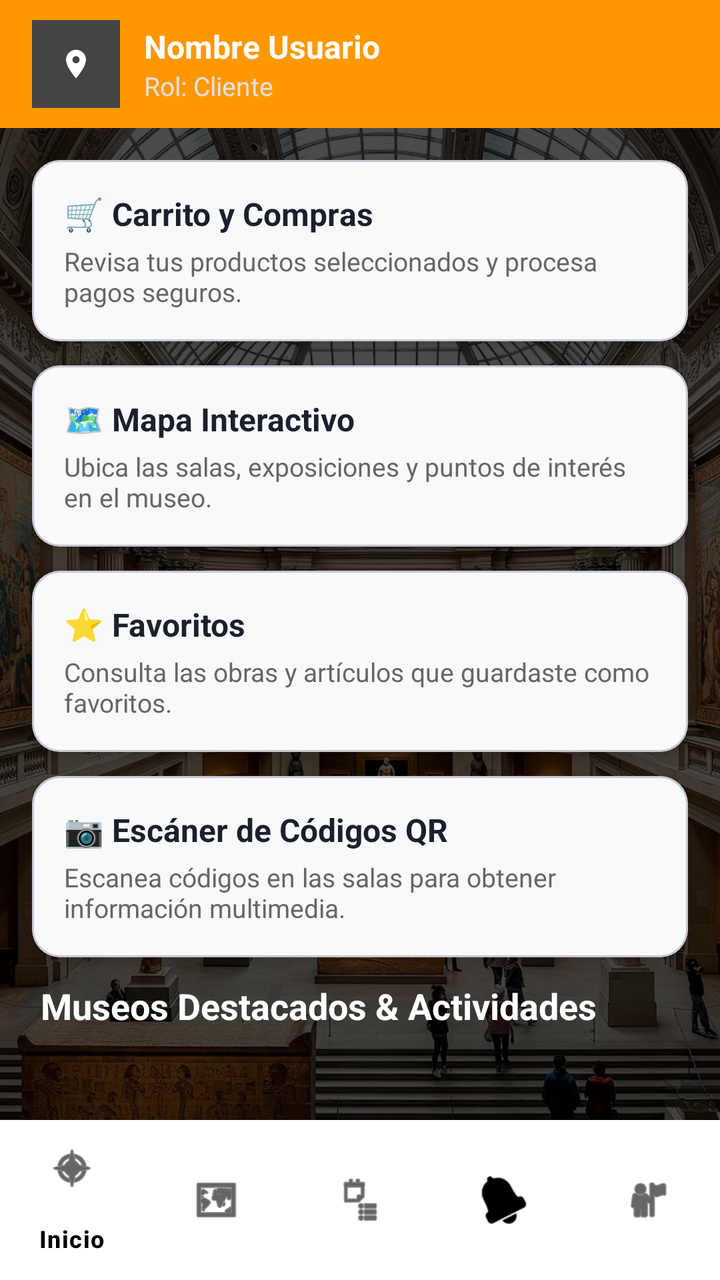
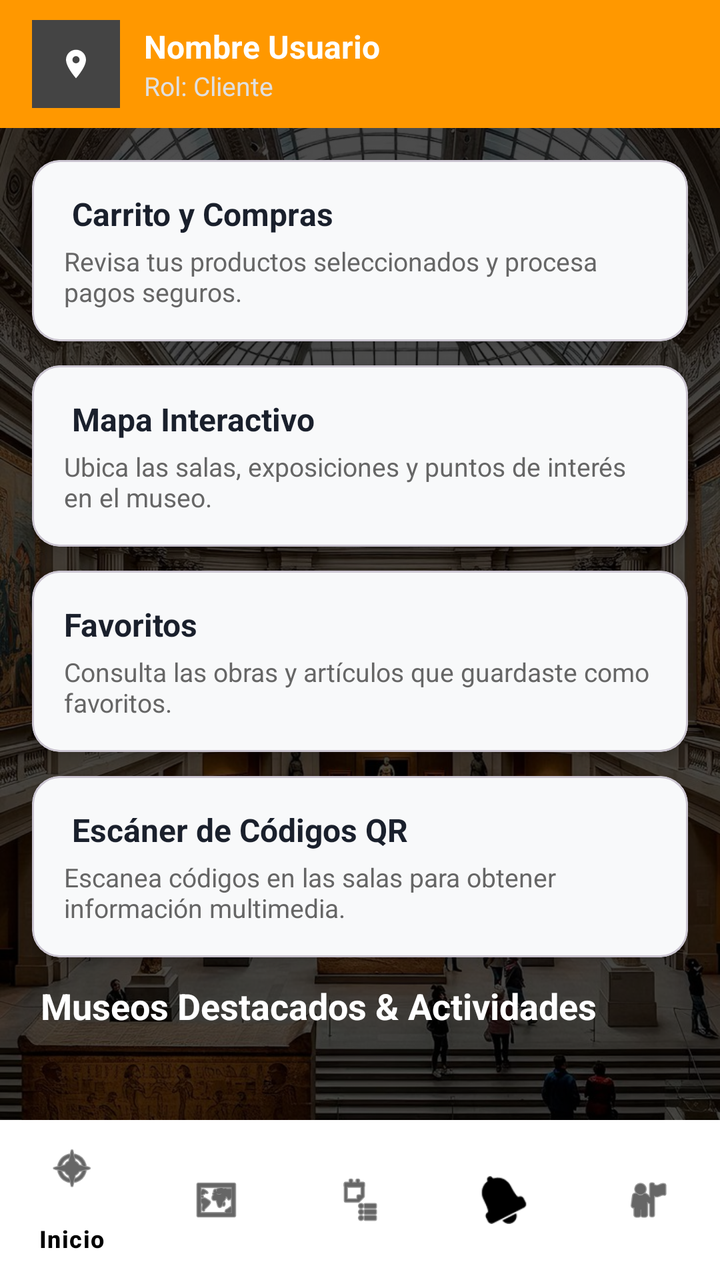

Compare the two renders of this Android layout. The source of the first and the diff that turns it into the second are given below.
<!-- AndroidManifest.xml: activity theme Theme.App_museo -->
<!-- res/layout/main.xml -->
<?xml version="1.0" encoding="utf-8"?>
<androidx.drawerlayout.widget.DrawerLayout
    xmlns:android="http://schemas.android.com/apk/res/android"
    xmlns:app="http://schemas.android.com/apk/res-auto"
    android:id="@+id/drawerLayout"
    android:layout_width="match_parent"
    android:layout_height="match_parent">

    <androidx.constraintlayout.widget.ConstraintLayout
        android:layout_width="match_parent"
        android:layout_height="match_parent">

        <ImageView
            android:id="@+id/imgFondoMain"
            android:layout_width="0dp"
            android:layout_height="0dp"
            android:src="@drawable/fondo"
            android:scaleType="centerCrop"
            app:layout_constraintTop_toTopOf="parent"
            app:layout_constraintBottom_toBottomOf="parent"
            app:layout_constraintStart_toStartOf="parent"
            app:layout_constraintEnd_toEndOf="parent" />

        <View
            android:layout_width="0dp"
            android:layout_height="0dp"
            android:background="#B3000000"
            app:layout_constraintTop_toTopOf="parent"
            app:layout_constraintBottom_toBottomOf="parent"
            app:layout_constraintStart_toStartOf="parent"
            app:layout_constraintEnd_toEndOf="parent" />

        <androidx.appcompat.widget.Toolbar
            android:id="@+id/toolbarHeader"
            android:layout_width="0dp"
            android:layout_height="wrap_content"
            android:background="#FF9800"
            android:minHeight="?attr/actionBarSize"
            app:layout_constraintTop_toTopOf="parent"
            app:layout_constraintStart_toStartOf="parent"
            app:layout_constraintEnd_toEndOf="parent">

            <LinearLayout
                android:layout_width="match_parent"
                android:layout_height="wrap_content"
                android:orientation="horizontal"
                android:gravity="center_vertical"
                android:paddingTop="8dp"
                android:paddingBottom="8dp"
                android:paddingEnd="16dp">

                <ImageView
                    android:id="@+id/imgMainPerfil"
                    android:layout_width="44dp"
                    android:layout_height="44dp"
                    android:src="@drawable/ic_launcher_foreground"
                    android:scaleType="centerCrop"
                    android:background="#444444"/>

                <LinearLayout
                    android:layout_width="0dp"
                    android:layout_height="wrap_content"
                    android:layout_marginStart="12dp"
                    android:layout_weight="1"
                    android:orientation="vertical">

                    <TextView
                        android:id="@+id/tvMainNombre"
                        android:layout_width="match_parent"
                        android:layout_height="wrap_content"
                        android:text="Nombre Usuario"
                        android:textColor="@android:color/white"
                        android:textSize="16sp"
                        android:textStyle="bold"
                        android:maxLines="1"
                        android:ellipsize="end" />

                    <TextView
                        android:id="@+id/tvMainRol"
                        android:layout_width="match_parent"
                        android:layout_height="wrap_content"
                        android:text="Rol: Cliente"
                        android:textColor="#E0E0E0"
                        android:textSize="13sp"
                        android:maxLines="1"
                        android:ellipsize="end" />
                </LinearLayout>
            </LinearLayout>
        </androidx.appcompat.widget.Toolbar>

        <ScrollView
            android:layout_width="0dp"
            android:layout_height="0dp"
            android:padding="16dp"
            app:layout_constraintTop_toBottomOf="@id/toolbarHeader"
            app:layout_constraintBottom_toTopOf="@id/bottomNavigation"
            app:layout_constraintStart_toStartOf="parent"
            app:layout_constraintEnd_toEndOf="parent">

            <LinearLayout
                android:layout_width="match_parent"
                android:layout_height="wrap_content"
                android:orientation="vertical">

                <com.google.android.material.card.MaterialCardView
                    android:id="@+id/cardCarrito"
                    android:layout_width="match_parent"
                    android:layout_height="wrap_content"
                    android:layout_marginBottom="12dp"
                    app:cardCornerRadius="14dp"
                    app:cardElevation="4dp"
                    app:cardBackgroundColor="#F8F9FA"
                    android:clickable="true"
                    android:focusable="true">
                    <LinearLayout
                        android:layout_width="match_parent"
                        android:layout_height="wrap_content"
                        android:orientation="vertical"
                        android:padding="16dp">
                        <TextView
                            android:layout_width="match_parent"
                            android:layout_height="wrap_content"
                            android:text="🛒 Carrito y Compras"
                            android:textStyle="bold"
                            android:textSize="16sp"
                            android:textColor="#1A202C"/>
                        <TextView
                            android:layout_width="match_parent"
                            android:layout_height="wrap_content"
                            android:text="Revisa tus productos seleccionados y procesa pagos seguros."
                            android:textColor="#666666"
                            android:textSize="13sp"
                            android:layout_marginTop="4dp"/>
                    </LinearLayout>
                </com.google.android.material.card.MaterialCardView>

                <com.google.android.material.card.MaterialCardView
                    android:id="@+id/cardMapa"
                    android:layout_width="match_parent"
                    android:layout_height="wrap_content"
                    android:layout_marginBottom="12dp"
                    app:cardCornerRadius="14dp"
                    app:cardElevation="4dp"
                    app:cardBackgroundColor="#F8F9FA"
                    android:clickable="true"
                    android:focusable="true">
                    <LinearLayout
                        android:layout_width="match_parent"
                        android:layout_height="wrap_content"
                        android:orientation="vertical"
                        android:padding="16dp">
                        <TextView
                            android:layout_width="match_parent"
                            android:layout_height="wrap_content"
                            android:text="🗺️ Mapa Interactivo"
                            android:textStyle="bold"
                            android:textSize="16sp"
                            android:textColor="#1A202C"/>
                        <TextView
                            android:layout_width="match_parent"
                            android:layout_height="wrap_content"
                            android:text="Ubica las salas, exposiciones y puntos de interés en el museo."
                            android:textColor="#666666"
                            android:textSize="13sp"
                            android:layout_marginTop="4dp"/>
                    </LinearLayout>
                </com.google.android.material.card.MaterialCardView>

                <com.google.android.material.card.MaterialCardView
                    android:id="@+id/cardFavoritos"
                    android:layout_width="match_parent"
                    android:layout_height="wrap_content"
                    android:layout_marginBottom="12dp"
                    app:cardCornerRadius="14dp"
                    app:cardElevation="4dp"
                    app:cardBackgroundColor="#F8F9FA"
                    android:clickable="true"
                    android:focusable="true">
                    <LinearLayout
                        android:layout_width="match_parent"
                        android:layout_height="wrap_content"
                        android:orientation="vertical"
                        android:padding="16dp">
                        <TextView
                            android:layout_width="match_parent"
                            android:layout_height="wrap_content"
                            android:text="⭐ Favoritos"
                            android:textStyle="bold"
                            android:textSize="16sp"
                            android:textColor="#1A202C"/>
                        <TextView
                            android:layout_width="match_parent"
                            android:layout_height="wrap_content"
                            android:text="Consulta las obras y artículos que guardaste como favoritos."
                            android:textColor="#666666"
                            android:textSize="13sp"
                            android:layout_marginTop="4dp"/>
                    </LinearLayout>
                </com.google.android.material.card.MaterialCardView>

                <com.google.android.material.card.MaterialCardView
                    android:id="@+id/cardQr"
                    android:layout_width="match_parent"
                    android:layout_height="wrap_content"
                    android:layout_marginBottom="12dp"
                    app:cardCornerRadius="14dp"
                    app:cardElevation="4dp"
                    app:cardBackgroundColor="#F8F9FA"
                    android:clickable="true"
                    android:focusable="true">
                    <LinearLayout
                        android:layout_width="match_parent"
                        android:layout_height="wrap_content"
                        android:orientation="vertical"
                        android:padding="16dp">
                        <TextView
                            android:layout_width="match_parent"
                            android:layout_height="wrap_content"
                            android:text="📷 Escáner de Códigos QR"
                            android:textStyle="bold"
                            android:textSize="16sp"
                            android:textColor="#1A202C"/>
                        <TextView
                            android:layout_width="match_parent"
                            android:layout_height="wrap_content"
                            android:text="Escanea códigos en las salas para obtener información multimedia."
                            android:textColor="#666666"
                            android:textSize="13sp"
                            android:layout_marginTop="4dp"/>
                    </LinearLayout>
                </com.google.android.material.card.MaterialCardView>

                <LinearLayout
                    android:id="@+id/seccionCliente"
                    android:layout_width="match_parent"
                    android:layout_height="wrap_content"
                    android:orientation="vertical"
                    android:visibility="visible">

                    <TextView
                        android:layout_width="wrap_content"
                        android:layout_height="wrap_content"
                        android:text=" Museos Destacados &amp; Actividades"
                        android:textColor="#FFFFFF"
                        android:textSize="18sp"
                        android:textStyle="bold"
                        android:layout_marginBottom="12dp"/>
                </LinearLayout>

                <LinearLayout
                    android:id="@+id/seccionAdmin"
                    android:layout_width="match_parent"
                    android:layout_height="wrap_content"
                    android:orientation="vertical"
                    android:visibility="gone">

                    <TextView
                        android:layout_width="wrap_content"
                        android:layout_height="wrap_content"
                        android:text=" Panel de Administración"
                        android:textColor="#FFFFFF"
                        android:textSize="18sp"
                        android:textStyle="bold"
                        android:layout_marginBottom="12dp"/>
                </LinearLayout>

                <LinearLayout
                    android:id="@+id/seccionInvestigador"
                    android:layout_width="match_parent"
                    android:layout_height="wrap_content"
                    android:orientation="vertical"
                    android:visibility="gone">

                    <TextView
                        android:layout_width="wrap_content"
                        android:layout_height="wrap_content"
                        android:text=" Registros Museológicos"
                        android:textColor="#FFFFFF"
                        android:textSize="18sp"
                        android:textStyle="bold"
                        android:layout_marginBottom="12dp"/>
                </LinearLayout>

            </LinearLayout>
        </ScrollView>

        <com.google.android.material.bottomnavigation.BottomNavigationView
            android:id="@+id/bottomNavigation"
            android:layout_width="0dp"
            android:layout_height="wrap_content"
            android:background="@android:color/white"
            app:itemIconTint="@android:color/black"
            app:itemTextColor="@android:color/black"
            app:layout_constraintBottom_toBottomOf="parent"
            app:layout_constraintStart_toStartOf="parent"
            app:layout_constraintEnd_toEndOf="parent"
            app:menu="@menu/menu_bottom" />

    </androidx.constraintlayout.widget.ConstraintLayout>

    <com.google.android.material.navigation.NavigationView
        android:id="@+id/navView"
        android:layout_width="wrap_content"
        android:layout_height="match_parent"
        android:layout_gravity="start"
        android:background="@android:color/white"
        app:headerLayout="@layout/nav_header"
        app:menu="@menu/menu_drawer" />

</androidx.drawerlayout.widget.DrawerLayout>
<!-- res/layout/nav_header.xml (included above) -->
<?xml version="1.0" encoding="utf-8"?>
<LinearLayout xmlns:android="http://schemas.android.com/apk/res/android"
    android:layout_width="match_parent"
    android:layout_height="160dp"
    android:background="#FF9800"
    android:gravity="bottom"
    android:orientation="vertical"
    android:padding="16dp">

    <ImageView
        android:layout_width="60dp"
        android:layout_height="60dp"
        android:src="@drawable/ic_launcher_foreground"
        android:background="#444444"
        android:scaleType="centerCrop"/>

    <TextView
        android:layout_width="match_parent"
        android:layout_height="wrap_content"
        android:text="App Museo Chile"
        android:textColor="@android:color/white"
        android:textSize="18sp"
        android:textStyle="bold"
        android:layout_marginTop="8dp"/>
</LinearLayout>
<!-- resources referenced by this layout -->
<resources>
  <!-- drawable fondo: jpg bitmap (drawable, 302163 bytes) -->
  <!-- drawable ic_launcher_foreground (drawable) -->
  <?xml version="1.0" encoding="utf-8"?>
  <vector xmlns:android="http://schemas.android.com/apk/res/android"
      android:width="108dp"
      android:height="108dp"
      android:viewportWidth="108"
      android:viewportHeight="108">
      <group
          android:scaleX="1.75"
          android:scaleY="1.75"
          android:translateX="33"
          android:translateY="33">
          <path
              android:fillColor="#FFFFFF"
              android:pathData="M12,2C8.13,2 5,5.13 5,9c0,5.25 7,13 7,13s7,-7.75 7,-13c0,-3.87 -3.13,-7 -7,-7zM12,11.5c-1.38,0 -2.5,-1.12 -2.5,-2.5s1.12,-2.5 2.5,-2.5 2.5,1.12 2.5,2.5 -1.12,2.5 -2.5,2.5z" />
      </group>
  </vector>
  <style name="Theme.App_museo" parent="Theme.Material3.DayNight.NoActionBar" />
</resources>

<!-- the commit's change to res/layout/main.xml (unified diff, before → after) -->
@@ -120,7 +120,7 @@
                         <TextView
                             android:layout_width="match_parent"
                             android:layout_height="wrap_content"
-                            android:text="🛒 Carrito y Compras"
+                            android:text=" Carrito y Compras"
                             android:textStyle="bold"
                             android:textSize="16sp"
                             android:textColor="#1A202C"/>
@@ -152,7 +152,7 @@
                         <TextView
                             android:layout_width="match_parent"
                             android:layout_height="wrap_content"
-                            android:text="🗺️ Mapa Interactivo"
+                            android:text=" Mapa Interactivo"
                             android:textStyle="bold"
                             android:textSize="16sp"
                             android:textColor="#1A202C"/>
@@ -184,7 +184,7 @@
                         <TextView
                             android:layout_width="match_parent"
                             android:layout_height="wrap_content"
-                            android:text="⭐ Favoritos"
+                            android:text="Favoritos"
                             android:textStyle="bold"
                             android:textSize="16sp"
                             android:textColor="#1A202C"/>
@@ -216,7 +216,7 @@
                         <TextView
                             android:layout_width="match_parent"
                             android:layout_height="wrap_content"
-                            android:text="📷 Escáner de Códigos QR"
+                            android:text=" Escáner de Códigos QR"
                             android:textStyle="bold"
                             android:textSize="16sp"
                             android:textColor="#1A202C"/>
